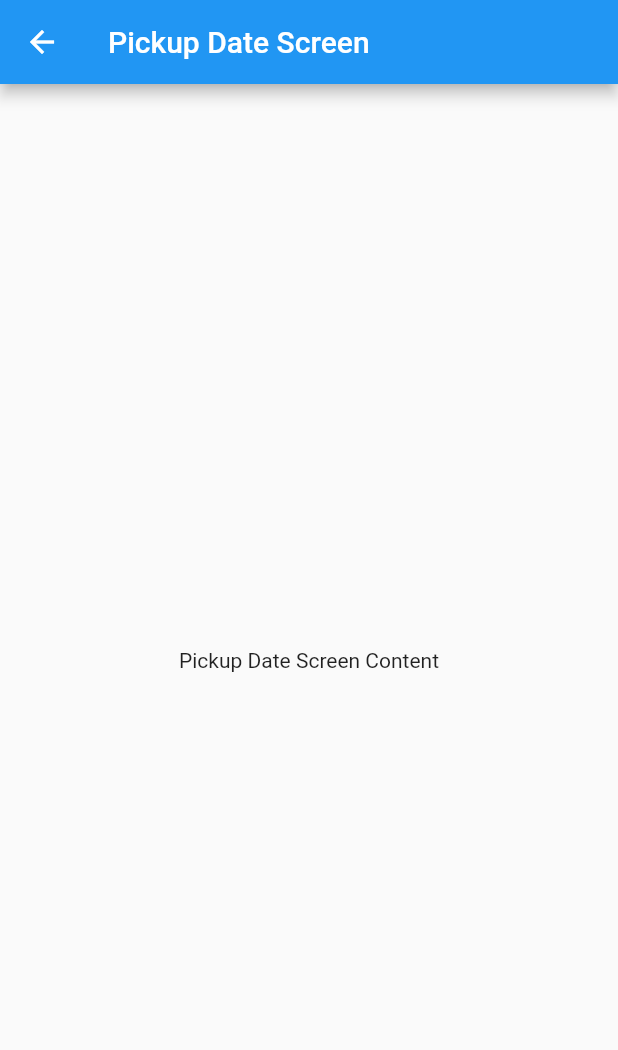
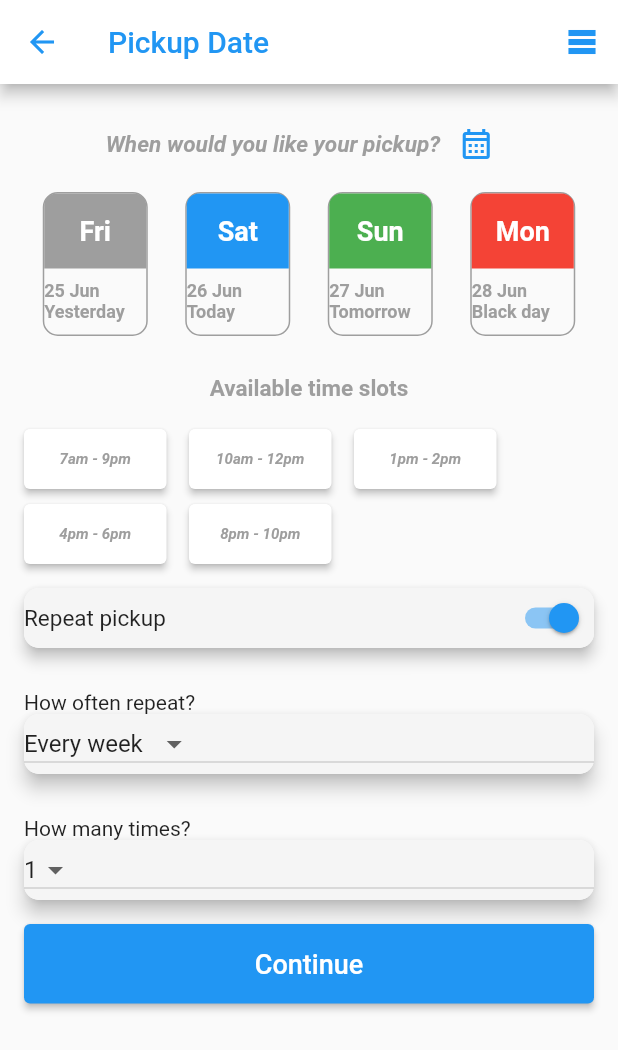
Before and after one commit to Hassanulhaq52/Packages-App, a Flutter app: the PickupDateScreen screen opened directly, on a phone screen of 412 x 824 dp. Shown: the top 1050 px of the screen. Run offline on Flutter 3.47's test engine with Material 2 defaults, Android fonts, the phone set to English and light mode, and no system bars.

Commit message:
Pickup Date Screen Completed.

```diff
--- a/lib/screens/home_screen.dart
+++ b/lib/screens/home_screen.dart
@@ -1,5 +1,6 @@
 import 'package:flutter/material.dart';
 import 'package:packages_app/screens/package_screen.dart';
+import 'package:packages_app/screens/pickup_date_screen.dart';
 
 import '../widgets/screen_button.dart';
 import 'chat_screen.dart';
@@ -54,66 +55,3 @@ class HomeScreen extends StatelessWidget {
     );
   }
 }
-
-
-
-
-
-class PickupDateScreen extends StatelessWidget {
-  const PickupDateScreen({super.key});
-
-  @override
-  Widget build(BuildContext context) {
-    return Scaffold(
-      appBar: AppBar(
-        title: const Text('Pickup Date Screen'),
-      ),
-      body: const Center(
-        child: Text('Pickup Date Screen Content'),
-      ),
-    );
-  }
-}
-
-
-
-// class SenderContainer extends StatelessWidget {
-//   const SenderContainer({
-//     super.key,
-//
-//
-//   });
-//
-//
-//   @override
-//   Widget build(BuildContext context) {
-//     return Padding(
-//       padding: const EdgeInsets.all(8.0),
-//       child: Row(
-//         crossAxisAlignment: CrossAxisAlignment.end,
-//         mainAxisAlignment: MainAxisAlignment.end,
-//         children: [
-//           Column(
-//             crossAxisAlignment: CrossAxisAlignment.end,
-//             children: [
-//
-//               ElevatedContainer(
-//                 color: Colors.blue,
-//                 child: const Column(
-//                   crossAxisAlignment: CrossAxisAlignment.end,
-//                   children: [
-//                     Text(
-//                         'Of Course. Are you interested in month-to-month or long term?',
-//                         style: TextStyle(color: Colors.white)),
-//
-//
-//                   ],
-//                 ),
-//               ),
-//             ],
-//           ),
-//         ],
-//       ),
-//     );
-//   }
-// }
--- /dev/null
+++ b/lib/screens/pickup_date_screen.dart
@@ -0,0 +1,240 @@
+import 'package:flutter/material.dart';
+
+import '../widgets/container_column.dart';
+import '../widgets/time_slot_button.dart';
+
+class PickupDateScreen extends StatefulWidget {
+  const PickupDateScreen({super.key});
+
+  @override
+  State<PickupDateScreen> createState() => _PickupDateScreenState();
+}
+
+class _PickupDateScreenState extends State<PickupDateScreen> {
+  bool isSwitchOn = true;
+
+  @override
+  Widget build(BuildContext context) {
+    return Scaffold(
+      appBar: AppBar(
+        leading: IconButton(
+            onPressed: () {},
+            icon: const Icon(
+              Icons.arrow_back,
+              color: Colors.blue,
+            )),
+        actions: [
+          IconButton(
+            icon: const Icon(
+              Icons.table_rows,
+              color: Colors.blue,
+            ),
+            onPressed: () {
+              // Handle the three lines wala icon action
+            },
+          ),
+        ],
+        backgroundColor: Colors.white,
+        title: const Row(
+          children: [
+            Text(
+              'Pickup Date',
+              style: TextStyle(
+                color: Colors.blue,
+              ),
+            ),
+            Spacer(),
+          ],
+        ),
+      ),
+      body: Padding(
+        padding: const EdgeInsets.all(16.0),
+        child: Column(
+          crossAxisAlignment: CrossAxisAlignment.stretch,
+          children: [
+            Row(
+              mainAxisAlignment: MainAxisAlignment.center,
+              children: [
+                const Text(
+                  'When would you like your pickup?',
+                  textAlign: TextAlign.center,
+                  style: TextStyle(
+                      fontSize: 15,
+                      fontWeight: FontWeight.bold,
+                      color: Colors.grey,
+                      fontStyle: FontStyle.italic),
+                ),
+                // SizedBox(width: 30,),
+                IconButton(
+                    onPressed: () {},
+                    icon: const Icon(
+                      Icons.calendar_month_outlined,
+                      color: Colors.blue,
+                    )),
+              ],
+            ),
+            const SizedBox(height: 8),
+            Row(
+              mainAxisAlignment: MainAxisAlignment.spaceAround,
+              children: [
+                ContainerColumn(
+                  color: Colors.grey,
+                  weekDay: 'Fri',
+                  date: '25 Jun Yesterday',
+                ),
+                ContainerColumn(
+                  color: Colors.blue,
+                  weekDay: 'Sat',
+                  date: '26 Jun Today',
+                ),
+                ContainerColumn(
+                  color: Colors.green,
+                  weekDay: 'Sun',
+                  date: '27 Jun Tomorrow',
+                ),
+                ContainerColumn(
+                  color: Colors.red,
+                  weekDay: 'Mon',
+                  date: '28 Jun Black day',
+                ),
+              ],
+            ),
+            const SizedBox(height: 26),
+            const Center(
+              child: Text(
+                'Available time slots',
+                style: TextStyle(
+                  fontSize: 15,
+                  fontWeight: FontWeight.bold,
+                  color: Colors.grey,
+                ),
+              ),
+            ),
+            const SizedBox(height: 18),
+            Column(
+              children: [
+                Row(
+                  children: [
+                    TimeSlotButton(time: '7am - 9pm'),
+                    const SizedBox(
+                      width: 15,
+                    ),
+                    TimeSlotButton(time: '10am - 12pm'),
+                    const SizedBox(
+                      width: 15,
+                    ),
+                    TimeSlotButton(time: '1pm - 2pm'),
+                  ],
+                ),
+                const SizedBox(
+                  height: 10,
+                ),
+                Row(
+                  children: [
+                    TimeSlotButton(time: '4pm - 6pm'),
+                    const SizedBox(
+                      width: 15,
+                    ),
+                    TimeSlotButton(time: '8pm - 10pm'),
+                  ],
+                ),
+              ],
+            ),
+            const SizedBox(height: 16),
+            Material(
+              elevation: 4.0,
+              borderRadius: const BorderRadius.all(Radius.circular(10.0)),
+              child: Container(
+                height: 40,
+                decoration: BoxDecoration(
+                  color: Colors.grey.shade100,
+                  borderRadius: const BorderRadius.all(Radius.circular(10.0)),
+                ),
+                child: Row(
+                  children: [
+                    const Text(
+                      'Repeat pickup',
+                      style: TextStyle(
+                        fontSize: 15,
+                      ),
+                    ),
+                    const Spacer(),
+                    Switch(
+                      value: isSwitchOn,
+                      // Replace isSwitchOn with your actual variable to control the switch state
+                      onChanged: (value) {
+                        // Update the switch state here
+                        setState(() {
+                          isSwitchOn = value;
+                        });
+                      },
+                    ),
+                  ],
+                ),
+              ),
+            ),
+            const SizedBox(height: 28),
+            const Text('How often repeat?'),
+            Material(
+              elevation: 5.0,
+              borderRadius: const BorderRadius.all(Radius.circular(10.0)),
+              child: Container(
+                decoration: BoxDecoration(
+                  color: Colors.grey.shade100,
+                  borderRadius: const BorderRadius.all(Radius.circular(10.0)),
+                ),
+                height: 40,
+                child: DropdownButton<String>(
+                  items: ['Every week', 'Every month', 'Custom']
+                      .map((String value) {
+                    return DropdownMenuItem<String>(
+                      value: value,
+                      child: Text(value),
+                    );
+                  }).toList(),
+                  onChanged: (value) {},
+                  value: 'Every week',
+                ),
+              ),
+            ),
+            const SizedBox(height: 28),
+            const Text('How many times?'),
+            Material(
+              elevation: 5.0,
+              borderRadius: const BorderRadius.all(Radius.circular(10.0)),
+              child: Container(
+                decoration: BoxDecoration(
+                  color: Colors.grey.shade100,
+                  borderRadius: const BorderRadius.all(Radius.circular(10.0)),
+                ),
+                height: 40,
+                child: DropdownButton<int>(
+                  items: [1, 2, 3, 4].map((int value) {
+                    return DropdownMenuItem<int>(
+                      value: value,
+                      child: Text(value.toString()),
+                    );
+                  }).toList(),
+                  onChanged: (value) {},
+                  value: 1,
+                ),
+              ),
+            ),
+            const SizedBox(height: 16),
+            ElevatedButton(
+              onPressed: () {},
+              style: ElevatedButton.styleFrom(
+                primary: Colors.blue,
+                padding: const EdgeInsets.symmetric(vertical: 16),
+              ),
+              child: const Text(
+                'Continue',
+                style: TextStyle(color: Colors.white, fontSize: 18),
+              ),
+            ),
+          ],
+        ),
+      ),
+    );
+  }
+}
--- /dev/null
+++ b/lib/widgets/container_column.dart
@@ -0,0 +1,64 @@
+import 'package:flutter/material.dart';
+
+class ContainerColumn extends StatelessWidget {
+  final Color color;
+  final String weekDay;
+  final String date;
+
+  ContainerColumn({
+    required this.color,
+    required this.weekDay,
+    required this.date,
+  });
+
+  @override
+  Widget build(BuildContext context) {
+    return Container(
+      height: 96,
+      width: 70,
+      decoration: BoxDecoration(
+        borderRadius: BorderRadius.circular(10),
+        border: Border.all(color: Colors.grey),
+      ),
+      child: Column(
+        mainAxisAlignment: MainAxisAlignment.spaceBetween,
+        children: [
+          Container(
+            height: 50,
+            decoration: BoxDecoration(
+              color: color,
+              borderRadius: BorderRadius.only(
+                topLeft: Radius.circular(8),
+                topRight: Radius.circular(8),
+              ),
+            ),
+            alignment: Alignment.center,
+            child: Text(
+              weekDay,
+              style: const TextStyle(
+                fontSize: 18,
+                fontWeight: FontWeight.bold,
+                color: Colors.white,
+              ),
+            ),
+          ),
+          Container(
+            padding: EdgeInsets.symmetric(vertical: 8), // Adjust vertical padding as needed
+            alignment: Alignment.center,
+            child: Text(
+              date,
+              style: TextStyle(
+                fontSize: 12,
+                color: Colors.grey,
+                fontWeight: FontWeight.bold
+                // You can also set other text styles here
+              ),
+            ),
+          ),
+
+
+        ],
+      ),
+    );
+  }
+}
--- /dev/null
+++ b/lib/widgets/time_slot_button.dart
@@ -0,0 +1,41 @@
+import 'package:flutter/material.dart';
+
+class TimeSlotButton extends StatefulWidget {
+  final String time;
+
+  TimeSlotButton({required this.time});
+
+  @override
+  _TimeSlotButtonState createState() => _TimeSlotButtonState();
+}
+
+class _TimeSlotButtonState extends State<TimeSlotButton> {
+  bool isSelected = false;
+
+  @override
+  Widget build(BuildContext context) {
+    return SizedBox(
+      height: 40,
+      width: 95,
+      child: ElevatedButton(
+
+        onPressed: () {
+          setState(() {
+            isSelected = !isSelected;
+          });
+        },
+        style: ElevatedButton.styleFrom(
+          primary: isSelected ? Colors.blue : Colors.white,
+          padding: const EdgeInsets.symmetric(horizontal: 16, vertical: 12),
+        ),
+        child: Text(
+          widget.time,
+          style: TextStyle(
+            fontSize: 10,
+            color: isSelected ? Colors.white : Colors.grey, fontStyle: FontStyle.italic, fontWeight: FontWeight.bold,
+          ),
+        ),
+      ),
+    );
+  }
+}
```
Also changed, not shown: lib/screens/package_screen.dart (+1 -17 lines).
